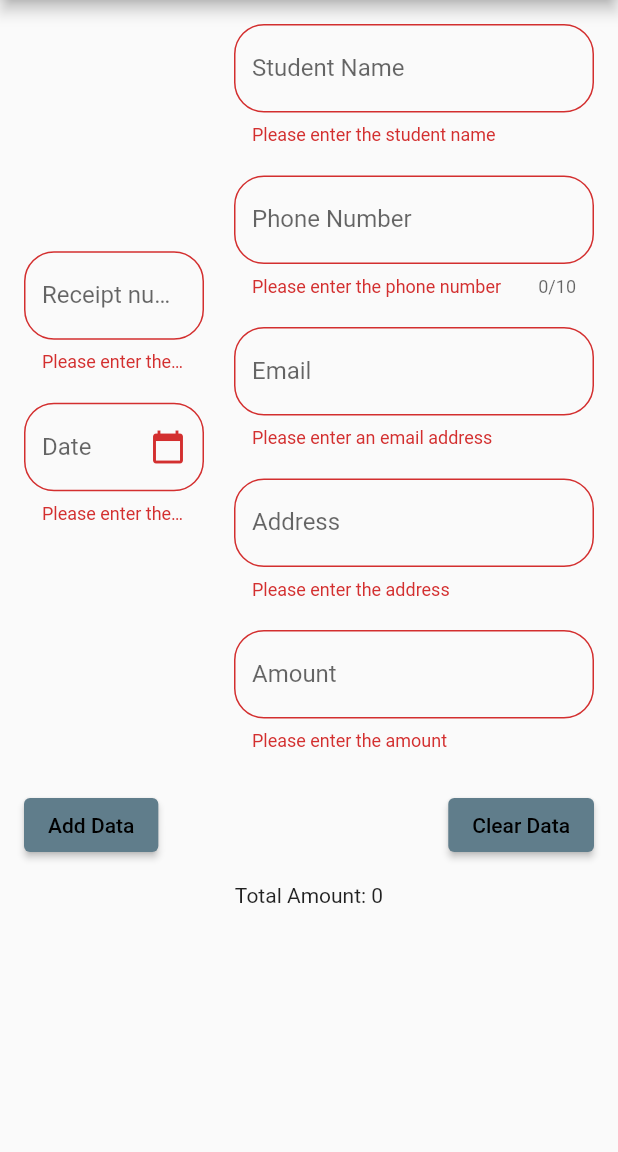
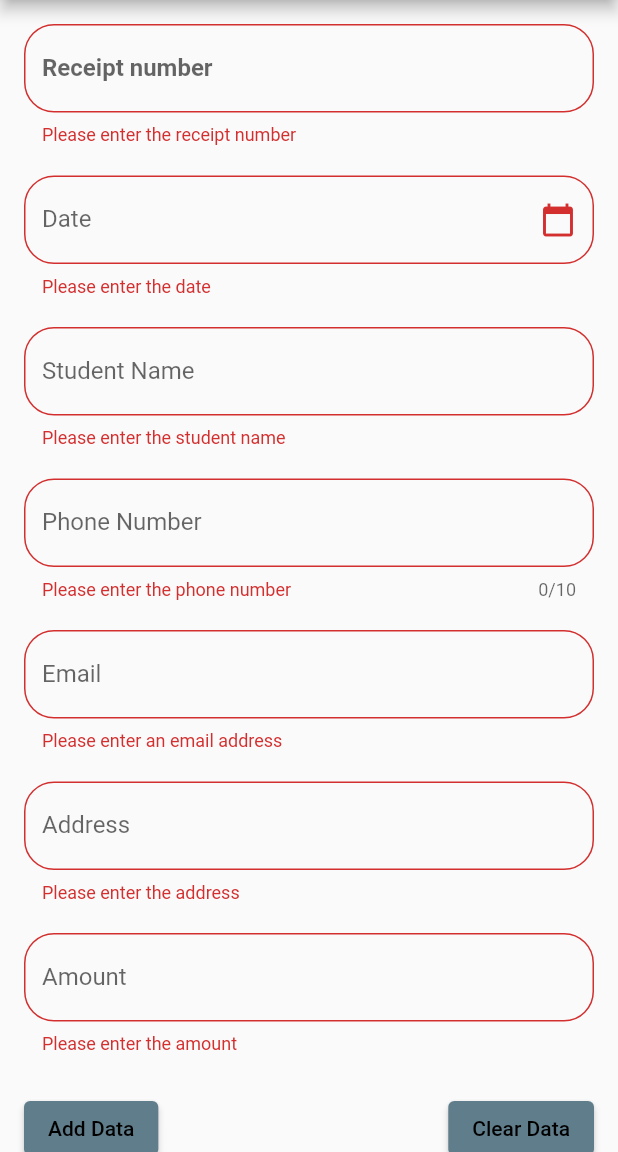
Before and after one commit to pujarajpara/Fees_convert_pdf, a Flutter app: the screen it shows after launch, after a tap on "Add Data", on a phone screen of 412 x 824 dp, the part 84-1236 px from its top. Run offline on Flutter 3.47's test engine with Material 2 defaults, Android fonts, the phone set to English and light mode, and no system bars; our stand-ins replace device_preview, open_file, pdf.

Commit message:
add change

```diff
--- a/lib/main.dart
+++ b/lib/main.dart
@@ -33,7 +33,7 @@ class MyApp extends StatelessWidget {
           centerTitle: true,
           backgroundColor: Colors.blueGrey,
         ),
-        body: PdfGenerationPage(),
+        body: const PdfGenerationPage(),
       ),
     );
   }
@@ -68,8 +68,6 @@ class _PdfGenerationPageState extends State<PdfGenerationPage> {
         child: ListView(
           padding: const EdgeInsets.all(16.0),
           children: <Widget>[
-            Row(
-              children: [
             Expanded(
               flex: 1,
               child: Column(
@@ -78,13 +76,16 @@ class _PdfGenerationPageState extends State<PdfGenerationPage> {
                   TextFormField(
                     controller: receiptNoController,
                     decoration: InputDecoration(
+
                       labelText: 'Receipt number',
                       border: OutlineInputBorder(
                         borderRadius: BorderRadius.circular(20),
+
                       ),
-                          labelStyle: const TextStyle(),
+                      labelStyle: const TextStyle(fontWeight: FontWeight.bold),
                     ),
                     keyboardType: TextInputType.text,
+
                     validator: (value) {
                       if (value == null || value.isEmpty) {
                         return 'Please enter the receipt number';
@@ -97,7 +98,7 @@ class _PdfGenerationPageState extends State<PdfGenerationPage> {
                 ],
               ),
             ),
-                const SizedBox(width: 20),
+            const SizedBox(width: 20,height: 20,),
             Expanded(
               flex: 2,
               child: Column(
@@ -203,8 +204,6 @@ class _PdfGenerationPageState extends State<PdfGenerationPage> {
                 ],
               ),
             ),
-              ],
-            ),
             const SizedBox(height: 25),
             Row(
               mainAxisAlignment: MainAxisAlignment.spaceBetween,
@@ -248,7 +247,8 @@ class _PdfGenerationPageState extends State<PdfGenerationPage> {
                     }
                   },
                   style: ElevatedButton.styleFrom(
-                    foregroundColor: Colors.black, backgroundColor: Colors.blueGrey,
+                    foregroundColor: Colors.black,
+                    backgroundColor: Colors.blueGrey,
                   ),
                   child: const Text('Add Data'),
                 ),
@@ -266,7 +266,8 @@ class _PdfGenerationPageState extends State<PdfGenerationPage> {
                     });
                   },
                   style: ElevatedButton.styleFrom(
-                    foregroundColor: Colors.black, backgroundColor: Colors.blueGrey,
+                    foregroundColor: Colors.black,
+                    backgroundColor: Colors.blueGrey,
                   ),
                   child: const Text('Clear Data'),
                 ),
@@ -620,10 +621,15 @@ Traning Program''',
                       child: SizedBox(
                         width: 80,
                         height: 40,
+                        child: InkWell(
+                          onTap: (){
+                            Navigator.pop(context);
+                          },
                           child: Image.asset(
                             'assets/signature2.png',
                             height: 100,
                             width: 50,
+                          ),
                         ),
                       ),
                     ),
@@ -649,12 +655,17 @@ Traning Program''',
                   ],
                 ),
               ),
-              Center(
+              Align(
+                alignment: Alignment.bottomRight,
+                child: Padding(
+                  padding: const EdgeInsets.all(50.0),
                   child: FloatingActionButton(
+                    backgroundColor: Colors.black,
                     onPressed: () {
                       _downloadAndOpenPdf(context);
                     },
                     child: const Icon(Icons.download),
+                  ),
                 ),
               )
             ],
```
Lines whose indentation alone changed are shown as unchanged.
